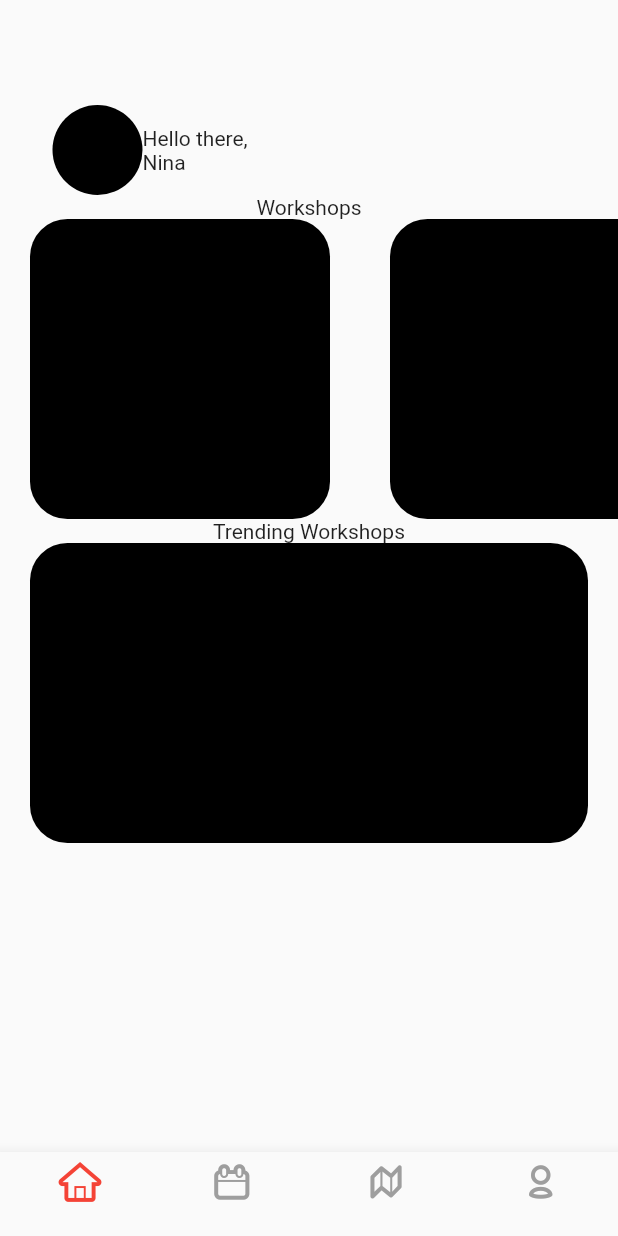
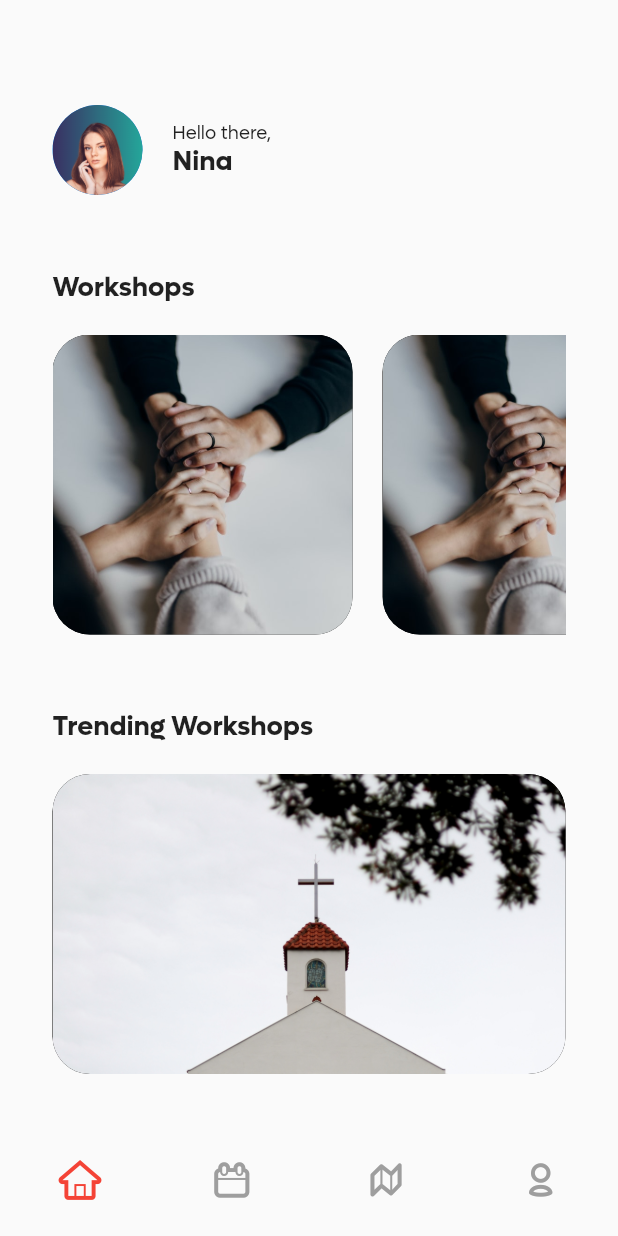
Before and after one commit to owieth/jt2022_app, a Flutter app: the screen it shows after launch, after a tap on the "add" icon, on a phone screen of 412 x 824 dp. Run offline on Flutter 3.47's test engine with Material 2 defaults, Android fonts, the phone set to English and light mode, and no system bars; our stand-ins replace firebase_auth, firebase_core; accounts and stored records are empty; network calls fail.

Commit message:
feat(layout): Update layout & add fonts #35 (#41)

```diff
--- a/lib/main.dart
+++ b/lib/main.dart
@@ -7,9 +7,9 @@ import 'package:jt2022_app/screens/auth/login.dart';
 import 'package:jt2022_app/screens/auth/login_model.dart';
 import 'package:jt2022_app/screens/onboard/onboard.dart';
 import 'package:jt2022_app/screens/profile/profile.dart';
+import 'package:jt2022_app/screens/workshop/workshop.dart';
+import 'package:jt2022_app/services/auth/authentication_service.dart';
 import 'package:jt2022_app/widgets/container_widget.dart';
-import 'package:jt2022_app/screens/workshop.dart';
-import 'package:jt2022_app/services/auth/authentication_service.dart';
 import 'package:provider/provider.dart';
 
 Future<void> main() async {
@@ -48,15 +48,21 @@ class App extends StatelessWidget {
       ],
       child: MaterialApp(
         theme: ThemeData(
-            // scaffoldBackgroundColor: Colors.black,
+            //scaffoldBackgroundColor: Colors.black,
             primaryColor: Colors.black,
             splashColor: Colors.transparent,
-            highlightColor: Colors.transparent),
+            highlightColor: Colors.transparent,
+            fontFamily: 'Lufga',
+            textTheme: const TextTheme(
+              headline1: TextStyle(fontSize: 24.0, fontWeight: FontWeight.bold),
+              subtitle1: TextStyle(fontSize: 18.0, fontWeight: FontWeight.bold),
+              bodyText1: TextStyle(fontSize: 12.0),
+            )),
         routes: {
           "": (_) => const ContainerWidget(),
           "/login": (_) => Login(),
-          "/profile": (_) => Profile(),
-          "/workshop": (_) => Workshop()
+          "/profile": (_) => const Profile(),
+          "/workshop": (_) => const Workshop()
         },
         home: const AuthenticationWrapper(),
       ),
--- a/lib/screens/home/home.dart
+++ b/lib/screens/home/home.dart
@@ -1,5 +1,6 @@
 import 'package:flutter/material.dart';
-import 'package:jt2022_app/screens/workshops.dart';
+import 'package:jt2022_app/screens/workshop/workshops.dart';
+import 'package:jt2022_app/widgets/avatar_widget.dart';
 
 class Home extends StatelessWidget {
   const Home({Key? key}) : super(key: key);
@@ -8,25 +9,42 @@ class Home extends StatelessWidget {
 
   @override
   Widget build(BuildContext context) {
-    return Column(
+    return Padding(
+      padding: const EdgeInsets.fromLTRB(35, 70, 35, 0),
+      child: Column(
+        crossAxisAlignment: CrossAxisAlignment.start,
         children: [
-        Container(
-          padding: const EdgeInsets.only(left: 35, top: 70),
-          child: Row(
+          Row(
             children: [
               InkWell(
-                onTap: () => Navigator.pushNamed(context, '/profile'),
-                child: const CircleAvatar(
-                    backgroundColor: Colors.black, radius: 30),
+                // onTap: () => Navigator.pushNamed(context, '/profile'),
+                onTap: () {},
+                child: const Avatar(radius: 30),
               ),
-              Column(
+              Padding(
+                padding: const EdgeInsets.only(left: 20.0),
+                child: Column(
                   crossAxisAlignment: CrossAxisAlignment.start,
-                children: const [Text('Hello there,'), Text('Nina')],
+                  children: [
+                    Text(
+                      'Hello there,',
+                      style: Theme.of(context).textTheme.bodyText1,
+                    ),
+                    Text(
+                      'Nina',
+                      style: Theme.of(context).textTheme.subtitle1,
                     )
                   ],
                 ),
+              )
+            ],
           ),
-        Text('Workshops'),
+          const SizedBox(height: 50.0),
+          Text(
+            'Workshops',
+            style: Theme.of(context).textTheme.subtitle1,
+          ),
+          const SizedBox(height: 20.0),
           SizedBox(
             height: 200,
             child: ListView.builder(
@@ -37,17 +55,26 @@ class Home extends StatelessWidget {
               },
             ),
           ),
-        Text('Trending Workshops'),
+          const SizedBox(height: 50.0),
+          Text(
+            'Trending Workshops',
+            style: Theme.of(context).textTheme.subtitle1,
+          ),
+          const SizedBox(height: 20.0),
           Container(
-          margin: const EdgeInsets.symmetric(horizontal: 20),
+            //margin: const EdgeInsets.symmetric(horizontal: 20),
             height: 200,
             width: MediaQuery.of(context).size.width,
             decoration: const BoxDecoration(
               borderRadius: BorderRadius.all(Radius.circular(25.0)),
               color: Colors.black,
+              image: DecorationImage(
+                  image: AssetImage('assets/images/church.jpeg'),
+                  fit: BoxFit.cover),
             ),
           ),
         ],
+      ),
     );
   }
 }
--- a/lib/screens/workshops.dart
+++ b/lib/screens/workshop/workshops.dart
@@ -8,13 +8,15 @@ class Workshops extends StatelessWidget {
     return InkWell(
       onTap: () => Navigator.pushNamed(context, '/workshop'),
       child: Container(
-        margin: const EdgeInsets.symmetric(horizontal: 20),
+        margin: const EdgeInsets.only(right: 20),
         height: 200,
         width: 200,
         decoration: const BoxDecoration(
-          borderRadius: BorderRadius.all(Radius.circular(25.0)),
-          color: Colors.black,
-        ),
+            borderRadius: BorderRadius.all(Radius.circular(25.0)),
+            color: Colors.black,
+            image: DecorationImage(
+                image: AssetImage('assets/images/speeddating.jpeg'),
+                fit: BoxFit.cover)),
       ),
     );
   }
--- /dev/null
+++ b/lib/widgets/avatar_widget.dart
@@ -0,0 +1,14 @@
+import 'package:flutter/material.dart';
+
+class Avatar extends StatelessWidget {
+  final double radius;
+
+  const Avatar({Key? key, required this.radius}) : super(key: key);
+
+  @override
+  Widget build(BuildContext context) {
+    return CircleAvatar(
+        backgroundImage: const AssetImage('assets/images/profile.jpeg'),
+        radius: radius);
+  }
+}
--- a/lib/widgets/container_widget.dart
+++ b/lib/widgets/container_widget.dart
@@ -3,9 +3,9 @@ import 'package:flutter/material.dart';
 import 'package:jt2022_app/constants/colors.dart';
 import 'package:jt2022_app/constants/custom_icons.dart';
 import 'package:jt2022_app/router/routes.dart';
-import 'package:jt2022_app/screens/calendar.dart';
+import 'package:jt2022_app/screens/calendar/calendar.dart';
 import 'package:jt2022_app/screens/home/home.dart';
-import 'package:jt2022_app/screens/location.dart';
+import 'package:jt2022_app/screens/map/location.dart';
 import 'package:jt2022_app/screens/profile/profile.dart';
 
 class ContainerWidget extends StatefulWidget {
@@ -51,6 +51,7 @@ class _ContainerWidgetState extends State<ContainerWidget> {
         type: BottomNavigationBarType.fixed,
         items: _icons.mapIndexed((index, _) => _buildItem(index)).toList(),
         currentIndex: _currentTab,
+        elevation: 0,
         onTap: (index) {
           setState(() {
             if (_pages[index] is SizedBox) {
--- a/pubspec.yaml
+++ b/pubspec.yaml
@@ -46,3 +46,8 @@ flutter:
     - family: CustomIcons
       fonts:
         - asset: assets/fonts/CustomIcons.ttf
+
+    - family: Lufga
+      fonts:
+        - asset: assets/fonts/LufgaBold.ttf
+        - asset: assets/fonts/LufgaRegular.ttf
```
Also changed, not shown: lib/screens/profile/profile.dart (+14 -11 lines), lib/screens/workshop.dart (deleted, +0 -21 lines), lib/screens/workshop/workshop.dart (added, +20 -0 lines), lib/widgets/navigation_button_widget.dart (+12 -6 lines), assets/fonts/LufgaBold.ttf (added), assets/fonts/LufgaRegular.ttf (added), assets/images/church.jpeg (added), assets/images/profile.jpeg (added), lib/screens/calendar/calendar.dart (renamed from lib/screens/calendar.dart), lib/screens/map/location.dart (renamed from lib/screens/location.dart). Lines whose indentation alone changed are shown as unchanged.
